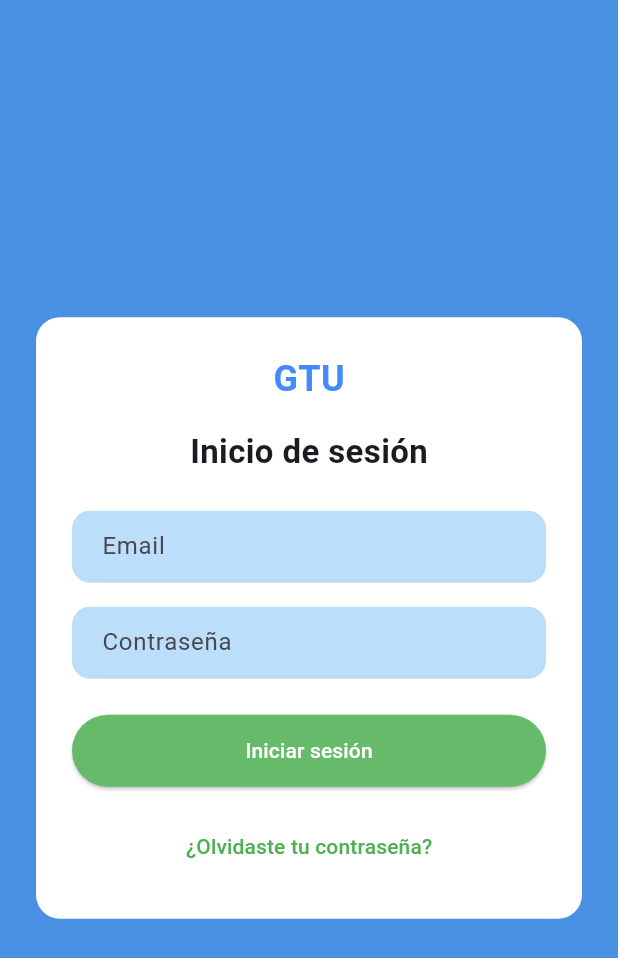
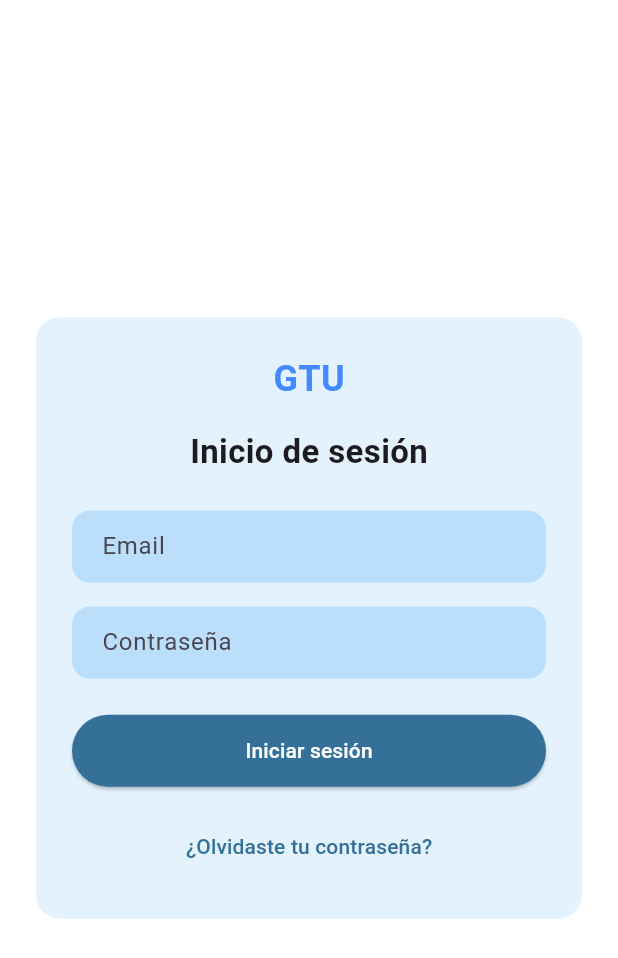
Before and after one commit to SantiReRo19/gtu_driver_app, a Flutter app: the screen it shows after launch, on a phone screen of 412 x 824 dp. Shown: the top 958 px of the screen. Run offline on Flutter 3.47's test engine with Material 3 defaults, Android fonts, the phone set to English and light mode, and no system bars; our stand-ins replace google_fonts, shared_preferences.

Commit message:
update of color in login and profile

```diff
--- a/lib/driver_app/presentation/pages/login.dart
+++ b/lib/driver_app/presentation/pages/login.dart
@@ -182,14 +182,14 @@ class _LoginScreenState extends State<LoginScreen> {
   @override
   Widget build(BuildContext context) {
     return Scaffold(
-      backgroundColor: const Color(0xFF4A90E2),
+      backgroundColor: Colors.white,
       body: Center(
         child: SingleChildScrollView(
           child: Container(
             margin: const EdgeInsets.symmetric(horizontal: 24),
             padding: const EdgeInsets.all(24),
             decoration: BoxDecoration(
-              color: Colors.white,
+              color: Colors.blue[50],
               borderRadius: BorderRadius.circular(16),
             ),
             child: Column(
@@ -242,7 +242,7 @@ class _LoginScreenState extends State<LoginScreen> {
                   width: double.infinity,
                   child: ElevatedButton(
                     style: ElevatedButton.styleFrom(
-                      backgroundColor: Colors.green[400],
+                      backgroundColor: const Color.fromARGB(255, 52, 112, 152),
                       shape: RoundedRectangleBorder(
                         borderRadius: BorderRadius.circular(24),
                       ),
@@ -263,7 +263,7 @@ class _LoginScreenState extends State<LoginScreen> {
                   child: const Text(
                     '¿Olvidaste tu contraseña?',
                     style: TextStyle(
-                      color: Colors.green,
+                      color: Color.fromARGB(255, 52, 112, 152),
                       fontWeight: FontWeight.w500,
                     ),
                   ),
--- a/lib/driver_app/presentation/widgets/profile_drawer.dart
+++ b/lib/driver_app/presentation/widgets/profile_drawer.dart
@@ -22,9 +22,9 @@ class ProfileDrawer extends StatelessWidget {
     return SafeArea(
       child: SingleChildScrollView(
         child: Container(
-          decoration: const BoxDecoration(
-            color: Color(0xFF4A90E2),
-            borderRadius: BorderRadius.vertical(top: Radius.circular(24)),
+          decoration: BoxDecoration(
+            color: Colors.green.shade200,
+            borderRadius: const BorderRadius.vertical(top: Radius.circular(24)),
           ),
           padding: const EdgeInsets.symmetric(horizontal: 16, vertical: 24),
           child: Column(
```
